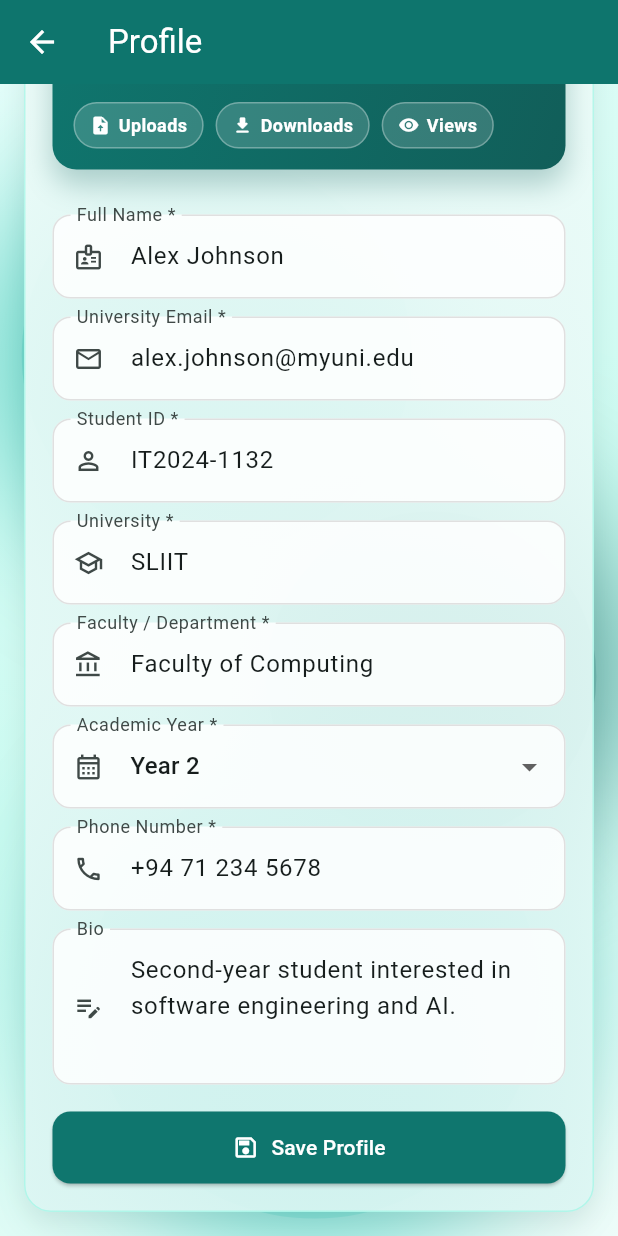
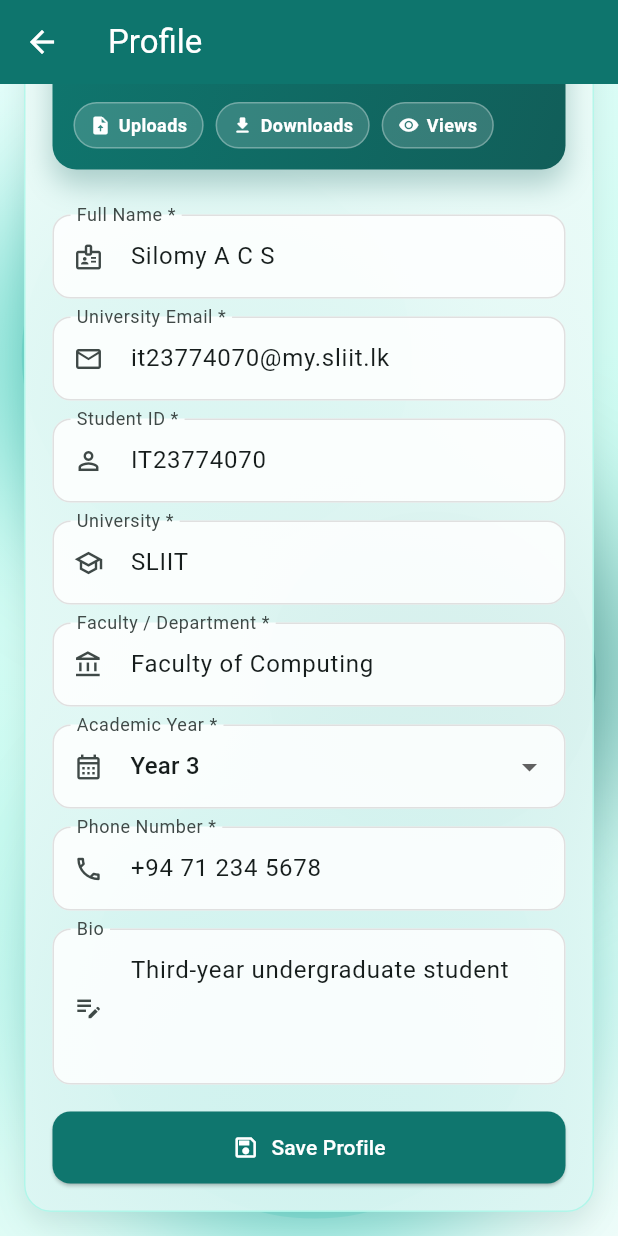
Before and after one commit to Sherin1229/UniBuddy-Mobile-App, a Flutter app: the ProfilePage screen opened directly, scrolled down 184 dp, on a phone screen of 412 x 824 dp. Run offline on Flutter 3.47's test engine with Material 3 defaults, Android fonts, the phone set to English and light mode, and no system bars; our stand-ins replace cloud_firestore, file_picker; accounts and stored records are empty.

Commit message:
Updated profile page

```diff
--- a/lib/features/profile/presentation/pages/profile_page.dart
+++ b/lib/features/profile/presentation/pages/profile_page.dart
@@ -14,18 +14,18 @@ class _ProfilePageState extends State<ProfilePage> {
   final _formKey = GlobalKey<FormState>();
   AutovalidateMode _autoValidateMode = AutovalidateMode.disabled;
 
-  final _fullNameController = TextEditingController(text: 'Alex Johnson');
+  final _fullNameController = TextEditingController(text: 'Silomy A C S');
   final _emailController = TextEditingController(
-    text: 'alex.johnson@myuni.edu',
+    text: 'it23774070@my.sliit.lk',
   );
-  final _studentIdController = TextEditingController(text: 'IT2024-1132');
+  final _studentIdController = TextEditingController(text: 'IT23774070');
   final _universityController = TextEditingController(text: 'SLIIT');
   final _facultyController = TextEditingController(
     text: 'Faculty of Computing',
   );
   final _phoneController = TextEditingController(text: '+94 71 234 5678');
   final _bioController = TextEditingController(
-    text: 'Second-year student interested in software engineering and AI.',
+    text: 'Third-year undergraduate student',
   );
 
   static const _years = [
@@ -36,7 +36,7 @@ class _ProfilePageState extends State<ProfilePage> {
     'Postgraduate',
   ];
 
-  String _selectedYear = 'Year 2';
+  String _selectedYear = 'Year 3';
 
   @override
   void dispose() {
```
